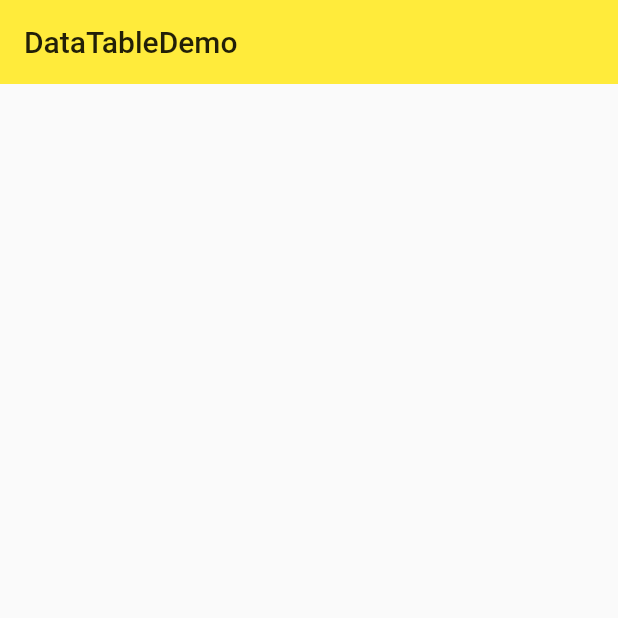
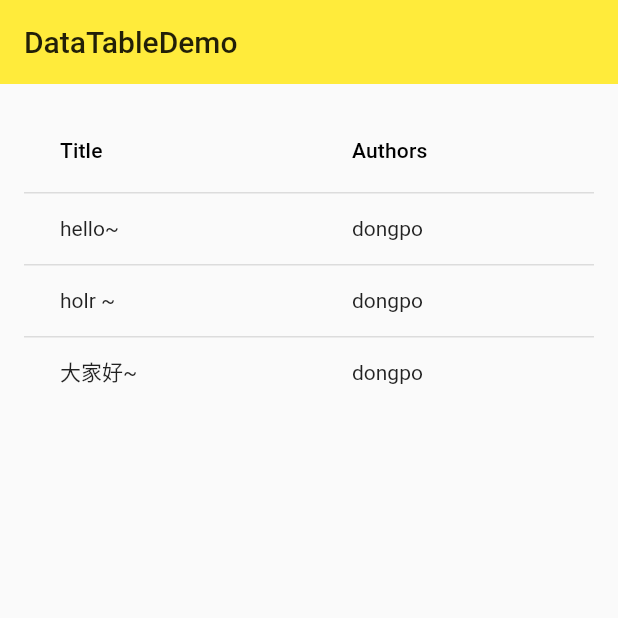
Before and after one commit to dongpoRen/dongpo_flutter, a Flutter app: the DataTableDemo screen opened directly, on a phone screen of 412 x 824 dp, the top half of it. Run offline on Flutter 3.47's test engine with Material 2 defaults, Android fonts, the phone set to English and light mode, and no system bars.

Commit message:
DataTable: rows and cols

```diff
--- a/lib/demo/data_table_demo.dart
+++ b/lib/demo/data_table_demo.dart
@@ -15,12 +15,37 @@ class _DataTableDemoState extends State<DataTableDemo> {
       ),
       body: Container(
         padding: EdgeInsets.all(16.0),
-        child: Column(
-          mainAxisAlignment: MainAxisAlignment.center,
+        child: ListView(
           children: <Widget>[
-            Row(
-              mainAxisAlignment: MainAxisAlignment.center,
-              children: <Widget>[],
+            DataTable(
+              columns: [
+                DataColumn(
+                  label: Text('Title'),
+                ),
+                DataColumn(
+                  label: Text('Authors'),
+                ),
+              ],
+              rows: [
+                DataRow(
+                  cells: [
+                    DataCell(Text('hello~')),
+                    DataCell(Text('dongpo')),
+                  ],
+                ),
+                DataRow(
+                  cells: [
+                    DataCell(Text('holr ~')),
+                    DataCell(Text('dongpo')),
+                  ],
+                ),
+                DataRow(
+                  cells: [
+                    DataCell(Text('大家好~')),
+                    DataCell(Text('dongpo')),
+                  ],
+                ),
+              ],
             )
           ],
         ),
```
